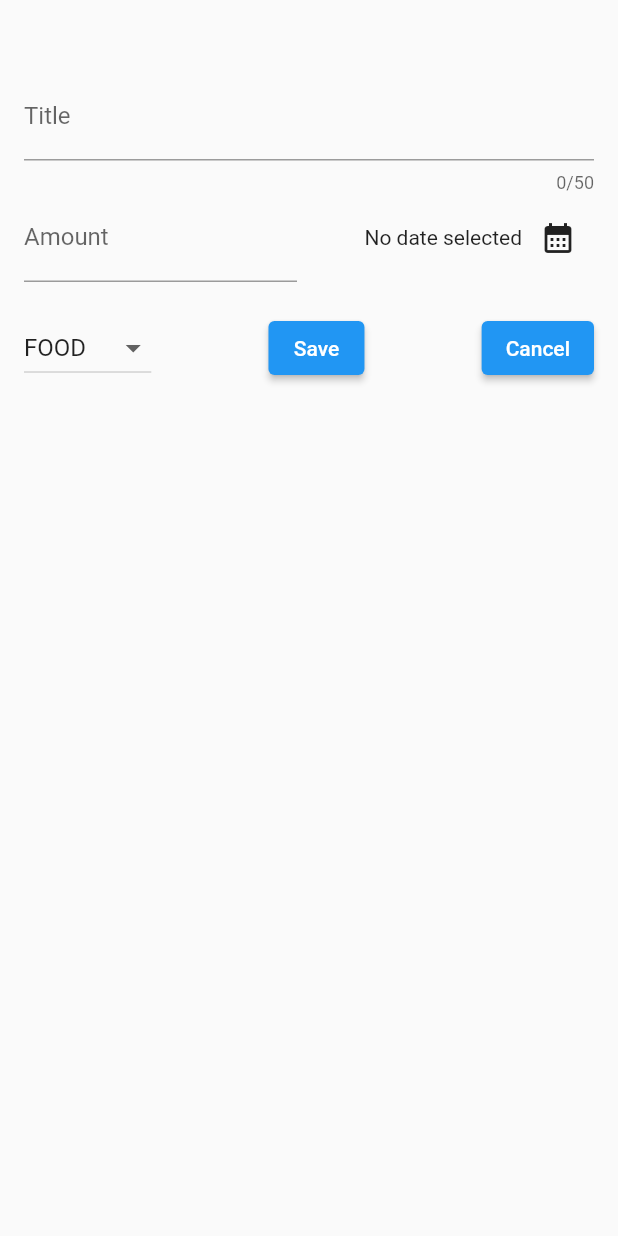
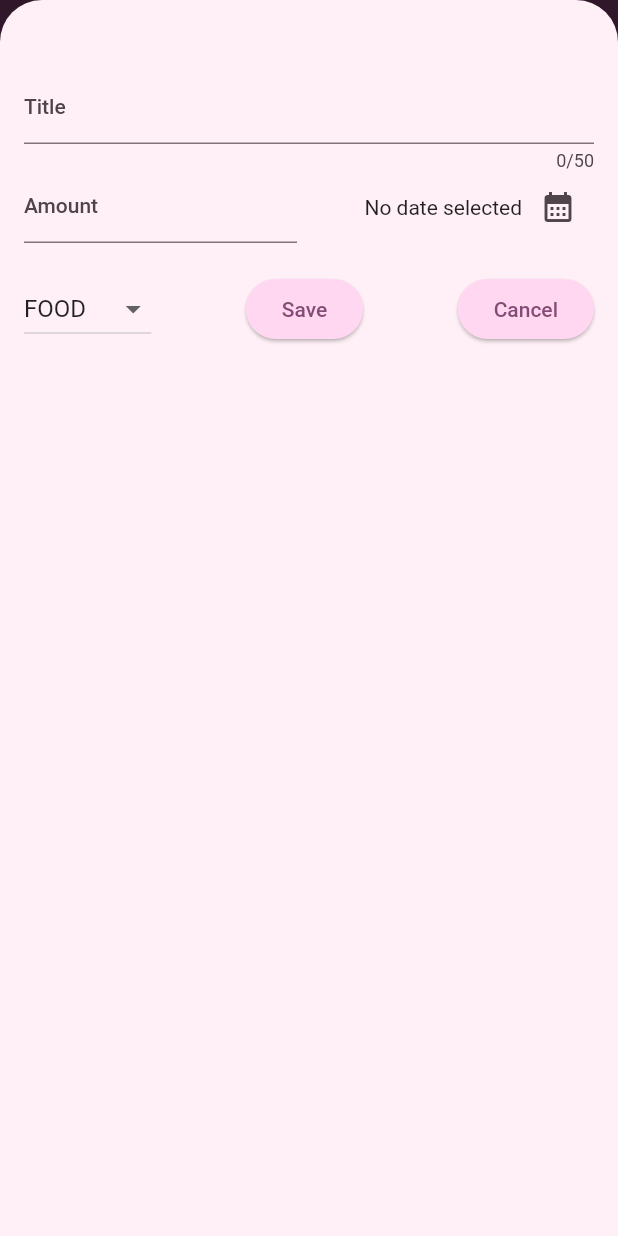
Before and after one commit to bigbagas/expense_tracker, a Flutter app: the screen it shows after launch, after a tap on the "add" icon, on a phone screen of 412 x 824 dp. Run offline on Flutter 3.47's test engine with Material 2 defaults, Android fonts, the phone set to English and light mode, and no system bars.

Commit message:
add theme to app

```diff
--- a/lib/main.dart
+++ b/lib/main.dart
@@ -1,10 +1,43 @@
 import 'package:expense_tracker/widgets/expenses.dart';
 import 'package:flutter/material.dart';
 
+var kColorScheme = ColorScheme.fromSeed(
+  seedColor: Color.fromARGB(255, 236, 46, 211),
+);
+
 void main() {
   runApp(
-    const MaterialApp(
-      home: Expenses(),
+    MaterialApp(
+      // theme: ThemeData(
+      //   useMaterial3: true,
+      // ),
+      theme: ThemeData().copyWith(
+        useMaterial3: true,
+        colorScheme: kColorScheme,
+        appBarTheme: const AppBarTheme().copyWith(
+          backgroundColor: kColorScheme.onPrimaryContainer,
+          foregroundColor: kColorScheme.primaryContainer,
+        ),
+        cardTheme: const CardTheme().copyWith(
+          color: kColorScheme.secondaryContainer,
+          margin: const EdgeInsets.symmetric(
+            horizontal: 16,
+            vertical: 8,
+          ),
+        ),
+        elevatedButtonTheme: ElevatedButtonThemeData(
+          style: ElevatedButton.styleFrom(
+              backgroundColor: kColorScheme.primaryContainer),
+        ),
+        textTheme: ThemeData().textTheme.copyWith(
+              titleLarge: TextStyle(
+                fontWeight: FontWeight.normal,
+                color: kColorScheme.onSecondaryContainer,
+                fontSize: 16,
+              ),
+            ),
+      ),
+      home: const Expenses(),
     ),
   );
 }
--- a/lib/widgets/expense_list/expense_item.dart
+++ b/lib/widgets/expense_list/expense_item.dart
@@ -15,8 +15,12 @@ class ExpenseItem extends StatelessWidget {
           vertical: 16,
         ),
         child: Column(
+          crossAxisAlignment: CrossAxisAlignment.start,
           children: [
-            Text(expense.title),
+            Text(
+              expense.title,
+              style: Theme.of(context).textTheme.titleLarge,
+            ),
             const SizedBox(
               height: 10,
             ),
--- a/lib/widgets/expense_list/expenses_list.dart
+++ b/lib/widgets/expense_list/expenses_list.dart
@@ -19,6 +19,12 @@ class ExpensesList extends StatelessWidget {
       child: ListView.builder(
         itemCount: expenses.length,
         itemBuilder: (context, index) => Dismissible(
+          background: Container(
+            color: Theme.of(context).colorScheme.error.withOpacity(0.7),
+            margin: EdgeInsets.symmetric(
+              horizontal: Theme.of(context).cardTheme.margin!.horizontal,
+            ),
+          ),
           onDismissed: (direction) => onRemoveExpense(
             expenses[index],
           ),
--- a/lib/widgets/expenses.dart
+++ b/lib/widgets/expenses.dart
@@ -49,13 +49,39 @@ class _ExpensesState extends State<Expenses> {
   }
 
   void _removeExpense(Expense expense) {
+    final expenseIndex = _listExpenses.indexOf(expense);
     setState(() {
       _listExpenses.remove(expense);
     });
+    ScaffoldMessenger.of(context).clearSnackBars();
+    ScaffoldMessenger.of(context).showSnackBar(
+      SnackBar(
+        duration: const Duration(seconds: 3),
+        action: SnackBarAction(
+            label: 'Undo',
+            onPressed: () {
+              setState(() {
+                _listExpenses.insert(expenseIndex, expense);
+              });
+            }),
+        content: const Text('Expense deleted.'),
+      ),
+    );
   }
 
   @override
   Widget build(BuildContext context) {
+    Widget mainContent = const Center(
+      child: Text('No Expense found'),
+    );
+
+    if (_listExpenses.isNotEmpty) {
+      mainContent = ExpensesList(
+        expenses: _listExpenses,
+        onRemoveExpense: _removeExpense,
+      );
+    }
+
     return Scaffold(
       appBar: AppBar(
         title: const Text('Expense Tracker'),
@@ -71,10 +97,8 @@ class _ExpensesState extends State<Expenses> {
           const Text('Chart'),
           const Text("List"),
           Expanded(
-              child: ExpensesList(
-            expenses: _listExpenses,
-            onRemoveExpense: _removeExpense,
-          ))
+            child: mainContent,
+          ),
         ],
       ),
     );
```
